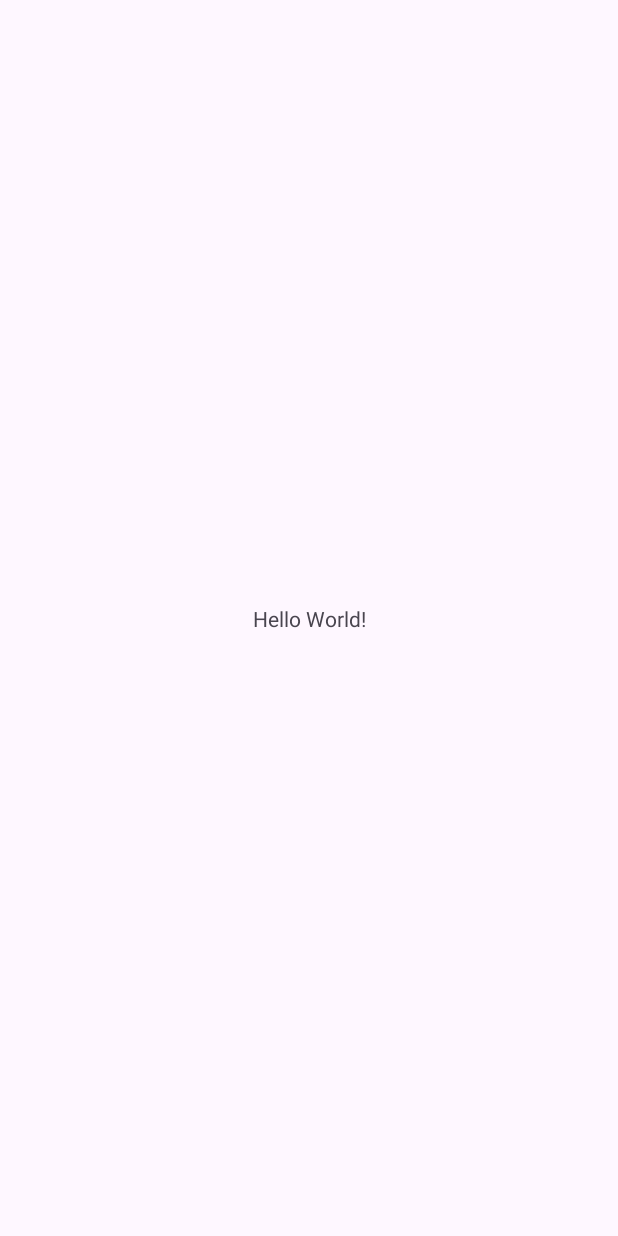
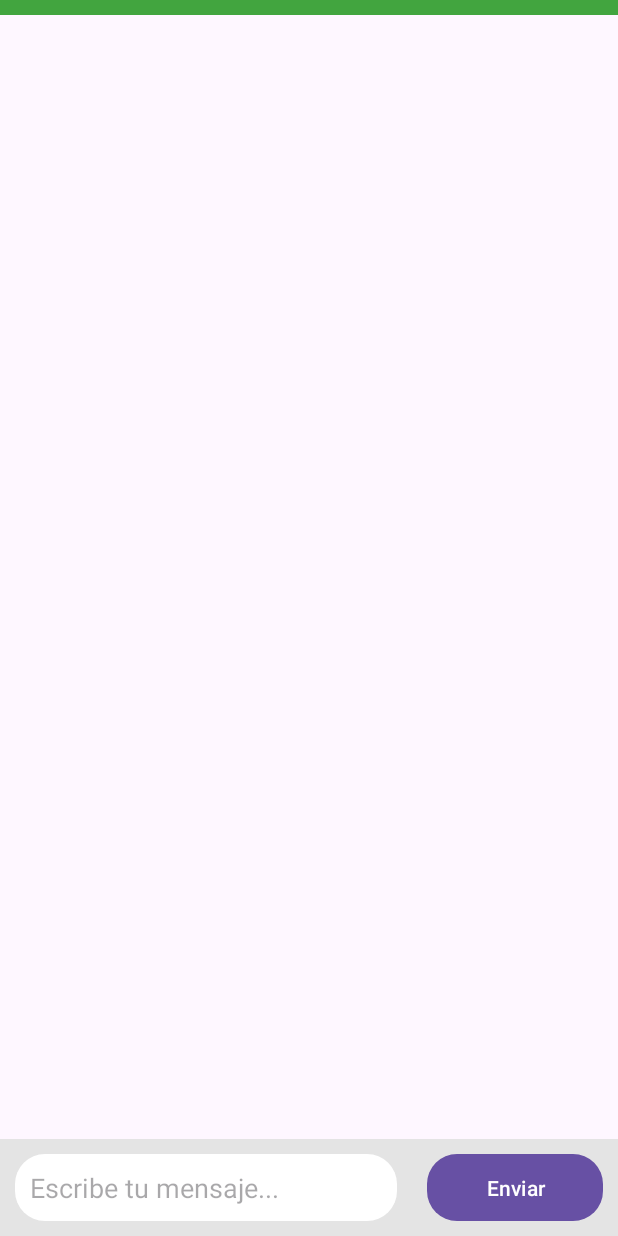
Before and after one commit to TTAppTomaZacatecas/HLHTZ, an Android app: the screen it shows after launch (MainActivity), on a phone screen of 412 x 824 dp. Before the commit the screen is almost empty. Run offline under Robolectric (Android 15) with nearby library versions, the phone set to English and light mode, and no system bars.

Commit message:
feat: The GUI design was built

```diff
--- a/app/src/main/java/mx/ipn/upiiz/hlhtz/MainActivity.kt
+++ b/app/src/main/java/mx/ipn/upiiz/hlhtz/MainActivity.kt
@@ -1,20 +1,34 @@
 package mx.ipn.upiiz.hlhtz
 
 import android.os.Bundle
+import android.os.Message
+import android.widget.Button
+import android.widget.EditText
 import androidx.activity.enableEdgeToEdge
 import androidx.appcompat.app.AppCompatActivity
 import androidx.core.view.ViewCompat
 import androidx.core.view.WindowInsetsCompat
+import androidx.recyclerview.widget.RecyclerView
 
 class MainActivity : AppCompatActivity() {
+
+
+    private lateinit var  btn_send: Button
+    private lateinit var et_message: EditText
+    private lateinit var rv_messages : RecyclerView
+
+    var messagesList = mutableListOf<Message>()
+
+    private val botList = listOf("Terminator", "Robocop", "BuzzLigthyear", "Han Solo")
     override fun onCreate(savedInstanceState: Bundle?) {
         super.onCreate(savedInstanceState)
-        enableEdgeToEdge()
         setContentView(R.layout.activity_main)
-        ViewCompat.setOnApplyWindowInsetsListener(findViewById(R.id.main)) { v, insets ->
-            val systemBars = insets.getInsets(WindowInsetsCompat.Type.systemBars())
-            v.setPadding(systemBars.left, systemBars.top, systemBars.right, systemBars.bottom)
-            insets
-        }
+        rv_messages = findViewById(R.id.rv_messages)
+        btn_send = findViewById(R.id.btn_send)
+        et_message = findViewById(R.id.et_message)
+
+
+
+
     }
 }
--- /dev/null
+++ b/app/src/main/res/drawable/round_button.xml
@@ -0,0 +1,5 @@
+<?xml version="1.0" encoding="utf-8"?>
+<shape xmlns:android="http://schemas.android.com/apk/res/android">
+
+    <corners android:radius="20dp"/>
+</shape>
--- a/app/src/main/res/layout/activity_main.xml
+++ b/app/src/main/res/layout/activity_main.xml
@@ -1,19 +1,63 @@
 <?xml version="1.0" encoding="utf-8"?>
-<androidx.constraintlayout.widget.ConstraintLayout xmlns:android="http://schemas.android.com/apk/res/android"
+<RelativeLayout xmlns:android="http://schemas.android.com/apk/res/android"
     xmlns:app="http://schemas.android.com/apk/res-auto"
     xmlns:tools="http://schemas.android.com/tools"
-    android:id="@+id/main"
     android:layout_width="match_parent"
     android:layout_height="match_parent"
-    tools:context=".MainActivity">
+    tools:context=".MainActivity"
+    >
 
-    <TextView
-        android:layout_width="wrap_content"
+
+    <LinearLayout
+        android:id="@+id/ll_layout_bar"
+        android:layout_width="match_parent"
         android:layout_height="wrap_content"
-        android:text="Hello World!"
-        app:layout_constraintBottom_toBottomOf="parent"
-        app:layout_constraintEnd_toEndOf="parent"
-        app:layout_constraintStart_toStartOf="parent"
-        app:layout_constraintTop_toTopOf="parent" />
+        android:layout_alignParentBottom="true"
+        android:background="#E4E4E4"
+        android:orientation="horizontal">
 
-</androidx.constraintlayout.widget.ConstraintLayout>
+        <EditText
+            android:id="@+id/et_message"
+            android:inputType="textShortMessage"
+            android:layout_width="match_parent"
+            android:layout_height="wrap_content"
+            android:layout_margin="10dp"
+            android:layout_weight=".5"
+            android:background="@drawable/round_button"
+            android:backgroundTint="@android:color/white"
+            android:hint="Escribe tu mensaje..."
+            android:padding="10dp"
+            android:singleLine="true" />
+
+        <Button
+            android:id="@+id/btn_send"
+            android:layout_width="match_parent"
+            android:layout_height="match_parent"
+            android:layout_margin="10dp"
+            android:layout_weight="1"
+            android:background="@drawable/round_button"
+            android:backgroundTint="#000099"
+            android:text="Enviar"
+            android:textColor="@android:color/white" />
+
+    </LinearLayout>
+
+    <androidx.recyclerview.widget.RecyclerView
+        android:id="@+id/rv_messages"
+        android:layout_width="match_parent"
+        android:layout_height="match_parent"
+        android:layout_above="@id/ll_layout_bar"
+        android:layout_below="@+id/dark_divider"
+        android:layout_marginTop="72dp"
+        android:layout_marginBottom="-72dp"
+        tools:itemCount="20"
+        tools:listitem="@layout/message_item" />
+
+    <View
+        android:layout_width="match_parent"
+        android:layout_height="10dp"
+        android:background="#42A53F"
+        android:id="@+id/dark_divider"/>
+
+
+</RelativeLayout>
```
Also changed, not shown: app/src/main/res/drawable/receive_round_box.xml (added, +8 -0 lines), app/src/main/res/drawable/send_round_box.xml (added, +7 -0 lines), app/src/main/res/layout/message_item.xml (added, +34 -0 lines).
